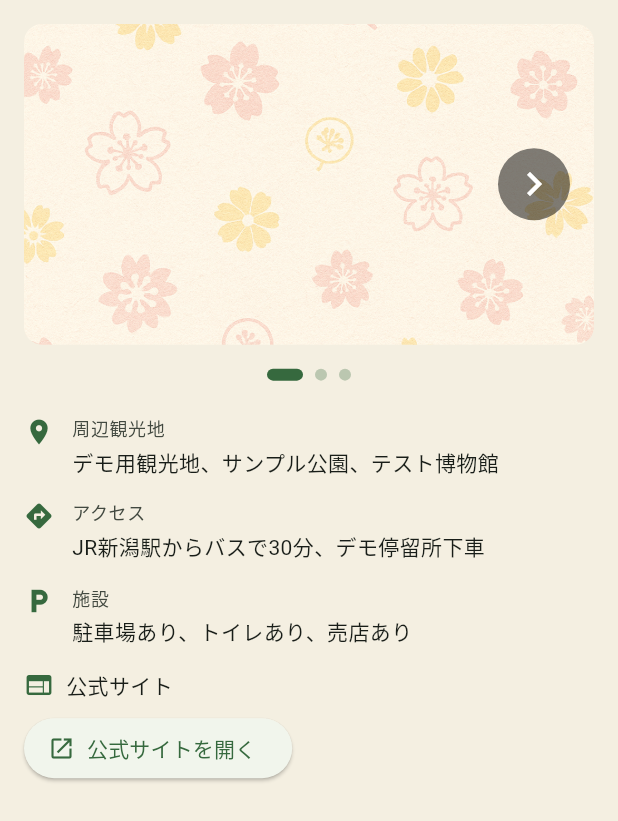
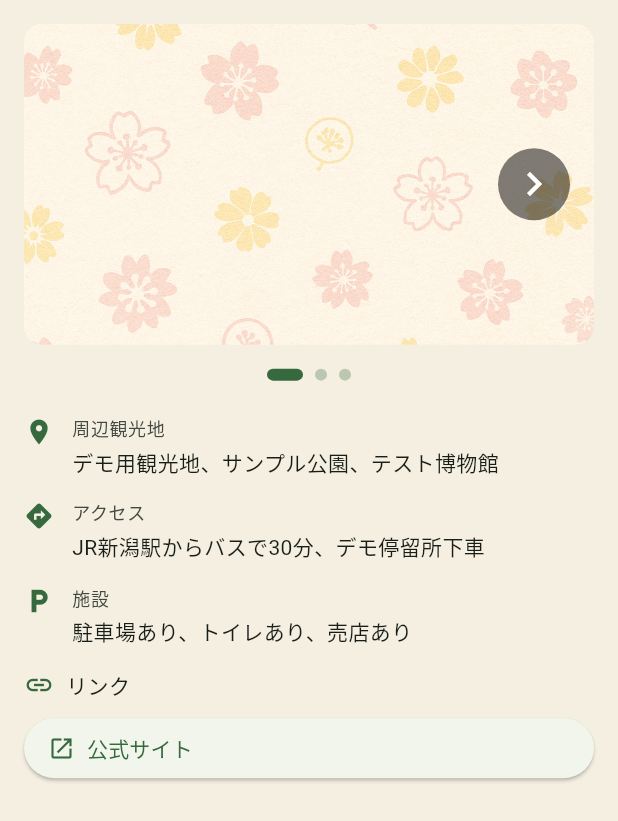
Before and after one commit to TeamYIMT/niigata-flower-guide, a Flutter app: the _SightseeingInfoView widget shown alone on an empty page, opened directly with sample values from the repository, on a phone screen of 412 x 824 dp. Shown: the top 821 px of the screen. Run offline on Flutter 3.47's test engine with Material 3 defaults, Android fonts, the phone set to English and light mode, and no system bars; our stand-ins replace cloud_firestore, expandable_text, firebase_analytics, firebase_auth, firebase_core, flutter_dotenv and 2 more; missing offline and left inert: dart:js, flutter_unity_widget, geolocator_platform_interface; accounts and stored records are empty.

Commit message:
feat: スポット画像の更新とリンクの追加

```diff
--- a/lib/data/spots.dart
+++ b/lib/data/spots.dart
@@ -79,11 +79,11 @@ const List<Spot> spots = [
     id: 'gosen-tulip-001',
     title: '五泉市チューリップまつり',
     location: '五泉市栗本地区一本杉内',
-    image: 'assets/images/tulip.png',
+    image: 'assets/photos/tulip_gosen1.JPG',
     images: [
-      'assets/images/tulip.png',
-      'assets/images/tulip_field.jpg',
-      'assets/images/flower_field.png',
+      'assets/photos/tulip_gosen1.JPG',
+      'assets/photos/tulip_gosen2.JPG',
+      'assets/photos/tulip_gosen3.JPG',
     ],
     description: '五泉市は、新潟県内でも有数のチューリップの産地として知られています。五泉市では、チューリップの球根を出荷するだけでなく、市民や観光客にも楽しんでもらえるよう、生産者に依頼して巣本地区にチューリップの畑を集め、チューリップまつりを毎年開催しています。最近では、オランダなどから新たな品種の球根を輸入して栽培するなど、多種多様な花が咲き誇っています。',
     touristTitle: 'ラポルテ五泉',
@@ -99,14 +99,14 @@ const List<Spot> spots = [
         referenceUrl: 'https://www.city.gosen.lg.jp/soshiki/7/1/1/1/1578.html',
       ),
           sightseeingInfo: SightseeingInfo(
-        nearbyAttractions: '周辺観光地：ラポルテ五泉、東公園、城跡公園、村松郷土資料館\n夏のおすすめ観光ルート：東公園で花散策 → ラポルテ五泉でランチ → 城跡公園＆資料館で歴史探訪 → ラポルテ五泉でジェラート休憩',
+        nearbyAttractions: '周辺観光地：ラポルテ五泉、東公園、村松郷土資料館\n夏のおすすめ観光ルート：東公園で花散策 → ラポルテ五泉でランチ → 城跡公園＆資料館で歴史探訪 → ラポルテ五泉でジェラート休憩',
         accessInfo: 'アクセス（車、電車、バスなど）：車＝磐越道安田ICから約10分／電車＝JR磐越西線「五泉駅」からタクシー約10分／バス＝新潟交通「善願橋東詰」停から徒歩約17分',
-        facilities: 'スポットの施設情報（駐車場、トイレ、レストランなど）：河川敷臨時駐車場400〜460台（無料）、簡易トイレ、週末限定の特産品・飲食ブース\nイベント：チューリップ抜き取り体験（12本1,000円）、ポット販売、土日限定グルメ・物販フェア',
+        facilities: 'スポットの施設情報（駐車場、トイレ、レストランなど）：河川敷臨時駐車場400〜460台（無料）、簡易トイレ、週末限定の特産品・飲食ブース\nイベント：チューリップ抜き取り体験（12本1,000円）、ポット販売、土日限定グルメ・物販フェア\n\n関連リンク：\nラポルテ五泉：https://niigata-kankou.or.jp/spot/43570\n東公園：https://gosen-kankou.niigata.jp/spot/219/\n村松郷土資料館：https://www.city.gosen.lg.jp/organization/21/3/828.html',
         websiteUrl: 'https://gosen-kankou.niigata.jp/information/3072/',
         images: [
-          'assets/images/tulip.png',
-          'assets/images/tulip_field.jpg',
-          'assets/images/flower_field.png',
+          'assets/photos/laporte1_niigatatourism.jpg.jpg.jpg',
+          'assets/photos/higashikouen1.JPG',
+          'assets/photos/muramatsu_kyoudoshiryoukan_gosen1.jpg',
         ],
       ),
   ),
@@ -114,11 +114,11 @@ const List<Spot> spots = [
     id: 'niigata-sakura-001',
     title: '新潟市桜まつり',
     location: '新潟市中央区白山公園',
-    image: 'assets/images/cherryblossom.png',
+    image: 'assets/photos/hakusan1_niigatatourism.jpg',
     images: [
-      'assets/images/cherryblossom.png',
-      'assets/images/cherryblossom2.png',
-      'assets/images/cherry_rapeblossoms.png',
+      'assets/photos/hakusan1_niigatatourism.jpg',
+      'assets/photos/hakusan2_niigatatourism.jpg',
+      'assets/photos/hakusan3_niigatatourism.jpg',
     ],
     description: '新潟市の白山公園では、毎年春に桜まつりが開催されます。約400本の桜が咲き誇り、夜にはライトアップも行われます。花見客で賑わう人気のスポットです。',
     touristTitle: '新潟市歴史博物館',
@@ -133,14 +133,14 @@ const List<Spot> spots = [
       flowerLanguage: '精神美、優れた美人',
     ),
     sightseeingInfo: SightseeingInfo(
-      nearbyAttractions: '周辺観光地：白山神社、にぎわい市場 ピアBandai、ぽんしゅ館 新潟駅店\n夏のおすすめ観光ルート：白山神社参拝 → ピアBandaiで海鮮丼ランチ → 萬代橋〜信濃川ウォーターシャトルでリバークルーズ',
+      nearbyAttractions: '周辺観光地：白山神社、ピアBandai、ぽんしゅ館 新潟驛店\n夏のおすすめ観光ルート：白山神社参拝 → ピアBandaiで海鮮丼ランチ → 萬代橋〜信濃川ウォーターシャトルでリバークルーズ',
       accessInfo: 'アクセス（車、電車、バスなど）：車＝新潟西IC・新潟中央ICから約20分／電車＝JR越後線「白山」駅徒歩15分／バス＝BRT萬代橋ライン「市役所前」徒歩1分',
-      facilities: 'スポットの施設情報（駐車場、トイレ、レストランなど）：駐車場592台（30分100円）、園内トイレ多数、夜間照明、売店・屋台は期間限定\nイベント：桜まつり（4月12日〜18日予定）、夜桜ライトアップ（18:00〜21:00）',
+              facilities: 'スポットの施設情報（駐車場、トイレ、レストランなど）：駐車場592台（30分100円）、園内トイレ多数、夜間照明、売店・屋台は期間限定\nイベント：桜まつり（4月12日〜18日予定）、夜桜ライトアップ（18:00〜21:00）\n\n関連リンク：\n白山神社：https://www.niigatahakusanjinja.or.jp/spring/\nピア万代：https://www.bandai-nigiwai.jp/\nぽんしゅ館 新潟駅店：https://www.ponshukan.com/niigata/',
       websiteUrl: 'https://www.niigatahakusanjinja.or.jp/spring/',
       images: [
-        'assets/images/cherryblossom.png',
-        'assets/images/cherryblossom2.png',
-        'assets/images/backgroundflower.png',
+        'assets/photos/hakusanjinja1.jpg',
+        'assets/photos/piabandai1.jpg',
+        'assets/photos/ponshukan1.webp',
       ],
     ),
   ),
@@ -170,11 +170,11 @@ const List<Spot> spots = [
     id: 'fukushimagata-001',
     title: '福島潟 菜の花畑',
     location: '新潟市北区前新田乙493（福島潟）',
-    image: 'assets/images/rapeblossoms.png',
+    image: 'assets/photos/fukusimagata1_niigatatourism.jpg',
     images: [
-      'assets/images/rapeblossoms.png',
-      'assets/images/cherry_rapeblossoms.png',
-      'assets/images/flower_field.png',
+      'assets/photos/fukusimagata1_niigatatourism.jpg',
+      'assets/photos/fukusimagata3_niigatatourism.jpg',
+      'assets/photos/fukusimagata4_niigatatourism.jpg',
     ],
     description: '福島潟は新潟市の東方に位置し、春には菜の花が一面に咲き誇る自然豊かな潟です。220種以上の野鳥や450種以上の植物が生息し、四季折々の風景が楽しめます。菜の花の黄色いじゅうたんと潟の水面、遠くの五頭連峰の眺めは圧巻です。',
     touristTitle: '水の駅「ビュー福島潟」',
@@ -191,12 +191,12 @@ const List<Spot> spots = [
     sightseeingInfo: SightseeingInfo(
       nearbyAttractions: '周辺観光地：環境と人間のふれあい館、北区郷土博物館、新潟せんべい王国\n夏のおすすめ観光ルート：菜の花跡地でバードウォッチング → せんべい王国で手焼き体験 → ふれあい館屋上で夕景鑑賞',
       accessInfo: 'アクセス（車、電車、バスなど）：車＝日本海東北道 豊栄新潟東港ICから約10分（駐車場120台無料）／電車＝JR白新線「豊栄」駅から車5分・徒歩30分',
-      facilities: 'スポットの施設情報（駐車場、トイレ、レストランなど）：ビュー福島潟（9:00〜17:00／月休）、売店、カフェ、トイレ完備\nイベント：4月下旬「菜の花ウォーク」、9月「福島潟自然文化祭」',
+              facilities: 'スポットの施設情報（駐車場、トイレ、レストランなど）：ビュー福島潟（9:00〜17:00／月休）、売店、カフェ、トイレ完備\nイベント：4月下旬「菜の花ウォーク」、9月「福島潟自然文化祭」\n\n関連リンク：\n環境と人間のふれあい館：https://view-fukushimagata.niigata.jp/distinations/fureaikan/\n北区郷土博物館：https://www.city.niigata.lg.jp/kita/shisetsu/yoka/bunka/kyodo/index.html\n新潟せんべい王国：http://senbei-oukoku.jp/',
       websiteUrl: 'https://view-fukushimagata.niigata.jp/',
       images: [
-        'assets/images/rapeblossoms.png',
-        'assets/images/cherry_rapeblossoms.png',
-        'assets/images/backgroundflower.png',
+        'assets/photos/hureaikan1.jpg',
+        'assets/photos/kitakukyoudo1_niigatatourism.jpeg',
+        'assets/photos/senbei1_niigatatourism.jpg',
       ],
     ),
   ),
@@ -215,11 +215,11 @@ const List<Spot> spots = [
     id: 'botanical-garden-001',
     title: '新潟県立植物園 ハスの花',
     location: '新潟市秋葉区金津186（新潟県立植物園）',
-    image: 'assets/images/lotus.png',
+    image: 'assets/photos/shokubutuenx_lotus3.jpg',
     images: [
-      'assets/images/lotus.png',
-      'assets/images/backgroundflower.png',
-      'assets/images/flower_field.png',
+      'assets/photos/shokubutuenx_lotus3.jpg',
+      'assets/photos/shokubutsuen_lotus1.JPG',
+      'assets/photos/shokubutsuen_lotus2.JPG',
     ],
     description: '新潟県立植物園では、夏になると水生植物園の池で美しいハスの花が咲き誇ります。広大な園内には国内外の多様な植物が展示されており、ハスの花とともに四季折々の自然を楽しめます。',
     touristTitle: '新潟県立植物園',
@@ -236,12 +236,12 @@ const List<Spot> spots = [
     sightseeingInfo: SightseeingInfo(
       nearbyAttractions: '周辺観光地：中野邸記念館、石油の里、新津鉄道資料館\n夏のおすすめ観光ルート：蓮池鑑賞 → 温室で熱帯植物観察 → 石油の里でジオ体験 → 中野邸庭園で涼む',
       accessInfo: 'アクセス（車、電車、バスなど）：車＝磐越道 新津ICから約15分（無料駐車場200台）／電車＝JR信越線「新津」駅から新潟交通バス「県立植物園」15分',
-      facilities: 'スポットの施設情報（駐車場、トイレ、レストランなど）：温室（9:30〜16:30／入館500円）、レストラン、ショップ、トイレ完備\nイベント：7月下旬「ハス観賞会」、夏休み企画展（食虫植物など）',
+              facilities: 'スポットの施設情報（駐車場、トイレ、レストランなど）：温室（9:30〜16:30／入館500円）、レストラン、ショップ、トイレ完備\nイベント：7月下旬「ハス観賞会」、夏休み企画展（食虫植物など）\n\n関連リンク：\n中野邸記念館：https://niigata-kankou.or.jp/season/5617\n石油の里：https://www.city.niigata.lg.jp/akiha/about/kankou/oil/\n新津鉄道資料館：https://www.ncnrm.com/',
       websiteUrl: 'https://botanical.greenery-niigata.or.jp/',
       images: [
-        'assets/images/lotus.png',
-        'assets/images/flower_field.png',
-        'assets/images/backgroundflower.png',
+        'assets/photos/nakanotei1_niigatatourism.jpg',
+        'assets/photos/sekiyunosato1_niigatatourism.jpg',
+        'assets/photos/tetsudou1_niigatatourism.jpg',
       ],
     ),
   ),
@@ -249,11 +249,11 @@ const List<Spot> spots = [
     id: 'uwasekigata-001',
     title: '上堰潟公園 桜と菜の花',
     location: '新潟市西蒲区松野尾1（上堰潟公園）',
-    image: 'assets/images/cherry_rapeblossoms.png',
+    image: 'assets/photos/uwasekigata1_niigatatourism.jpg',
     images: [
-      'assets/images/cherry_rapeblossoms.png',
-      'assets/images/cherryblossom.png',
-      'assets/images/rapeblossoms.png',
+      'assets/photos/uwasekigata1_niigatatourism.jpg',
+      'assets/photos/uwasekigata2_niigatatourism.jpg',
+      'assets/photos/uwasekigata4_niigatatourism.jpg',
     ],
     description: '上堰潟公園は角田山の麓に広がる開放感あふれる公園で、春には桜と菜の花が同時に咲き誇り、ピンクと黄色のコントラストが美しい絶景スポットです。ピクニックや散策にも最適です。',
     touristTitle: '上堰潟公園',
@@ -268,14 +268,14 @@ const List<Spot> spots = [
       flowerLanguage: '桜＝精神美、菜の花＝快活',
     ),
     sightseeingInfo: SightseeingInfo(
-      nearbyAttractions: '周辺観光地：カーブドッチ、新潟市岩室観光施設 いわむろや、笹祝酒造\n夏のおすすめ観光ルート：いわむろやで足湯 → カーブドッチでランチ＆ワイン → 公園で夕焼け撮影',
+      nearbyAttractions: '周辺観光地：カーブドッチ、いわむろや、笹祝酒造\n夏のおすすめ観光ルート：いわむろやで足湯 → カーブドッチでランチ＆ワイン → 公園で夕焼け撮影',
       accessInfo: 'アクセス（車、電車、バスなど）：車＝北陸道 巻潟東ICから約20分（無料駐車場650台）／電車＝JR越後線「岩室」駅からバス約10分',
-      facilities: 'スポットの施設情報（駐車場、トイレ、レストランなど）：芝生広場、風車、トイレ、売店（季節営業）\nイベント：4月上旬「菜の花・桜まつり」、秋はストローアート展示',
+              facilities: 'スポットの施設情報（駐車場、トイレ、レストランなど）：芝生広場、風車、トイレ、売店（季節営業）\nイベント：4月上旬「菜の花・桜まつり」、秋はストローアート展示\n\n関連リンク：\nカーブドッチ：https://www.docci.com/\nいわむろや：https://niigata-kankou.or.jp/spot/10182\n笹祝酒造：https://www.sasaiwai.com/',
       websiteUrl: 'https://www.city.niigata.lg.jp/kurashi/park/shoukai/area/nishikanku/uwaseki.html',
       images: [
-        'assets/images/cherry_rapeblossoms.png',
-        'assets/images/cherryblossom.png',
-        'assets/images/rapeblossoms.png',
+        'assets/photos/cavedocci1.jpg',
+        'assets/photos/iwamuroya1_niigatatourism.jpg',
+        'assets/photos/sasaiwai1.jpg',
       ],
     ),
   ),
@@ -283,11 +283,11 @@ const List<Spot> spots = [
     id: 'gomadoyama-001',
     title: '護摩堂山アジサイ園',
     location: '新潟県田上町田上（護摩堂山山頂付近）',
-    image: 'assets/images/hydrangea.png',
+    image: 'assets/photos/ajisai1.JPG',
     images: [
-      'assets/images/hydrangea.png',
-      'assets/images/backgroundflower.png',
-      'assets/images/flower_field.png',
+      'assets/photos/ajisai1.JPG',
+      'assets/photos/ajisai2.JPG',
+      'assets/photos/ajisai3.JPG',
     ],
     description: '護摩堂山あじさい園は、標高274mの護摩堂山山頂付近に広がる紫陽花の名所で、初夏になると約3万株ものあじさいが35,000㎡以上にわたって咲き誇ります。ガクアジサイを中心に、セイヨウアジサイなど複数の種類が混植され、青・紫・赤・白などバラエティに富んだ色彩が楽しめます。遊歩道沿いには花のトンネルのような風景が広がり、山頂からは越後平野、弥彦山、角田山、佐渡島なども望める絶好のビュースポットです。',
     touristTitle: '護摩堂山あじさい園・あじさい茶屋',
@@ -302,14 +302,14 @@ const List<Spot> spots = [
       flowerLanguage: '移り気、団らん、感謝',
     ),
     sightseeingInfo: SightseeingInfo(
-      nearbyAttractions: '周辺観光地：ごまどう湯っ多里館（日帰り温泉）、道の駅 たがみ、越後豪農の館「椿寿荘」\n夏のおすすめ観光ルート：アジサイ登山 → 道の駅たがみで地野菜ランチ → 椿寿荘の庭園見学 → 温泉でリラックス',
+      nearbyAttractions: '周辺観光地：ごまどう湯っ多里館、道の駅 たがみ、越後豪農の館「椿寿荘」\n夏のおすすめ観光ルート：アジサイ登山 → 道の駅たがみで地野菜ランチ → 椿寿荘の庭園見学 → 温泉でリラックス',
       accessInfo: 'アクセス（車、電車、バスなど）：車＝北陸道 三条燕ICから約25分（登山口駐車場100台）／電車＝JR信越線「田上」駅からタクシー約10分',
-      facilities: 'スポットの施設情報（駐車場、トイレ、レストランなど）：登山口トイレ、休憩所、売店、山頂茶屋（土日営業）\nイベント：6月下旬〜7月中旬「護摩堂山あじさいまつり」',
+              facilities: 'スポットの施設情報（駐車場、トイレ、レストランなど）：登山口トイレ、休憩所、売店、山頂茶屋（土日営業）\nイベント：6月下旬〜7月中旬「護摩堂山あじさいまつり」\n\n関連リンク：\nごまどう湯っ多里館：https://gomado-yuttarikan.jp/\n道の駅 たがみ：https://michinoeki-tagami.jp/\n越後豪農の館「椿寿荘」：https://www.town.tagami.niigata.jp/kankou/docs/8189.html',
       websiteUrl: 'https://www.town.tagami.niigata.jp/kankou/docs/29443.html',
       images: [
-        'assets/images/hydrangea.png',
-        'assets/images/flower_field.png',
-        'assets/images/backgroundflower.png',
+        'assets/photos/yuttarikan1.webp',
+        'assets/photos/mitinoekitagami1_niigatatourism.jpg',
+        'assets/photos/tinjusou1_niigatatourism.jpg',
       ],
     ),
   ),
--- a/lib/widgets/spot_detail_sheet.dart
+++ b/lib/widgets/spot_detail_sheet.dart
@@ -410,32 +410,8 @@ class _SightseeingInfoView extends StatelessWidget {
               value: sightseeingInfo.facilities,
             ),
             const SizedBox(height: 16),
-            if (sightseeingInfo.websiteUrl != null) ...[
-              Row(
-                children: [
-                  Icon(
-                    Icons.web,
-                    size: 20,
-                    color: colorScheme.primary,
-                  ),
-                  const SizedBox(width: 8),
-                  Flexible(
-                    child: Text(
-                      '公式サイト',
-                      style: Theme.of(context).textTheme.bodyMedium?.copyWith(
-                        fontWeight: FontWeight.w500,
-                      ),
-                    ),
-                  ),
-                ],
-              ),
-              const SizedBox(height: 8),
-              ElevatedButton.icon(
-                onPressed: () => _launchUrl(sightseeingInfo.websiteUrl!),
-                icon: const Icon(Icons.open_in_new),
-                label: const Text('公式サイトを開く'),
-              ),
-            ],
+            // 関連リンクの表示
+            ..._buildRelatedLinks(context, sightseeingInfo),
           ] else ...[
             // No sightseeing info available
             Center(
@@ -924,6 +900,99 @@ class _SightseeingImageCarouselState extends State<_SightseeingImageCarousel> {
   }
 }
 
+/// Build related links section
+List<Widget> _buildRelatedLinks(BuildContext context, SightseeingInfo sightseeingInfo) {
+  final colorScheme = Theme.of(context).colorScheme;
+  List<Widget> widgets = [];
+
+  // メインのwebsiteUrlとfacilitiesから抽出したリンクを統合
+  Map<String, String> allLinks = {};
+
+  // メインのwebsiteUrlを追加
+  if (sightseeingInfo.websiteUrl != null) {
+    allLinks['公式サイト'] = sightseeingInfo.websiteUrl!;
+  }
+
+  // facilitiesフィールドから関連リンクを抽出
+  final facilitiesLinks = _extractLinksFromFacilities(sightseeingInfo.facilities);
+  allLinks.addAll(facilitiesLinks);
+
+  // リンクがある場合のみ表示
+  if (allLinks.isNotEmpty) {
+    widgets.add(
+      Row(
+        children: [
+          Icon(
+            Icons.link,
+            size: 20,
+            color: colorScheme.primary,
+          ),
+          const SizedBox(width: 8),
+          Flexible(
+            child: Text(
+              'リンク',
+              style: Theme.of(context).textTheme.bodyMedium?.copyWith(
+                fontWeight: FontWeight.w500,
+              ),
+            ),
+          ),
+        ],
+      ),
+    );
+
+    widgets.add(const SizedBox(height: 8));
+
+    // 各リンクをボタンとして表示
+    for (final entry in allLinks.entries) {
+      widgets.add(
+        SizedBox(
+          width: double.infinity,
+          child: ElevatedButton.icon(
+            onPressed: () => _launchUrl(entry.value),
+            icon: const Icon(Icons.open_in_new),
+            label: Text(entry.key),
+            style: ElevatedButton.styleFrom(
+              alignment: Alignment.centerLeft,
+            ),
+          ),
+        ),
+      );
+      widgets.add(const SizedBox(height: 8));
+    }
+  }
+
+  return widgets;
+}
+
+/// Extract links from facilities text
+Map<String, String> _extractLinksFromFacilities(String facilities) {
+  Map<String, String> links = {};
+
+  // 「関連リンク：」以降の部分を抽出
+  final linkSectionMatch = RegExp(r'関連リンク：\s*(.*)', dotAll: true).firstMatch(facilities);
+  if (linkSectionMatch != null) {
+    final linkSection = linkSectionMatch.group(1)!;
+
+    // 各行を解析してリンクを抽出
+    final lines = linkSection.split('\n');
+    for (final line in lines) {
+      final trimmedLine = line.trim();
+      if (trimmedLine.isNotEmpty && trimmedLine.contains('：')) {
+        final parts = trimmedLine.split('：');
+        if (parts.length == 2) {
+          final name = parts[0].trim();
+          final url = parts[1].trim();
+          if (url.startsWith('http')) {
+            links[name] = url;
+          }
+        }
+      }
+    }
+  }
+
+  return links;
+}
+
 /// Helper function to launch URLs
 Future<void> _launchUrl(String url) async {
   final Uri uri = Uri.parse(url);
--- a/pubspec.yaml
+++ b/pubspec.yaml
@@ -121,3 +121,4 @@ flutter:
     - assets/images/rapeblossoms.png
     - assets/images/cherry_rapeblossoms.png
     - assets/images/tulip.png
+    - assets/photos/
```
Also changed, not shown: 1 other file.
